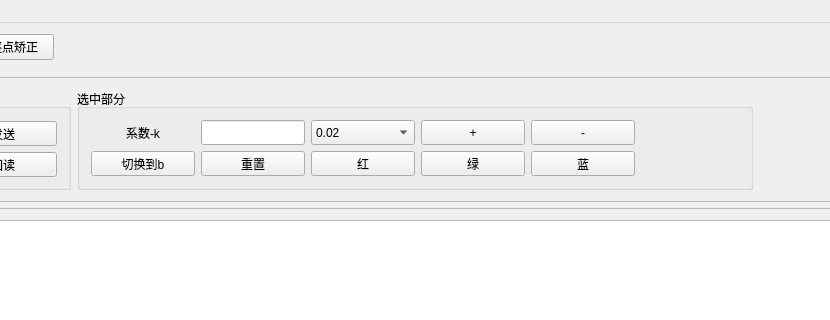
Before: the Qt Designer form miniLED_vs/mainwindow.ui in syhl268/miniLED_vs, drawn with Qt 5; both pictures show x 381 to 1211 and y 0 to 320 of the 1303 by 702 pixel window.
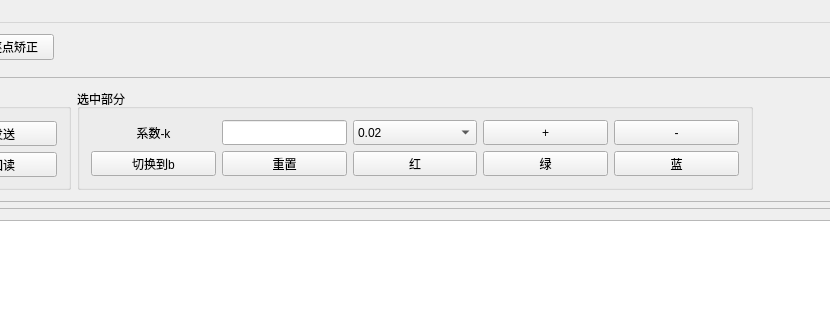
After: the same form once the commit is applied. The open tabs and pages were chosen to show the change. Custom widgets are drawn as their Qt base class.

The edit to the form file:
```diff
--- a/miniLED_vs/mainwindow.ui
+++ b/miniLED_vs/mainwindow.ui
@@ -1810,7 +1810,7 @@
              <property name="title">
               <string>选中部分</string>
              </property>
-             <layout class="QGridLayout" name="gridLayout_3" columnstretch="1,1,1,1,1,1" columnminimumwidth="1,1,1,1,1,1">
+             <layout class="QGridLayout" name="gridLayout_3" columnstretch="1,1,1,1,1" columnminimumwidth="1,1,1,1,1">
               <item row="0" column="1">
                <widget class="QLineEdit" name="lineEdit_CurValue">
                 <property name="minimumSize">
```
Left out of the diff: 2 changed lines with no effect on the pictures.
